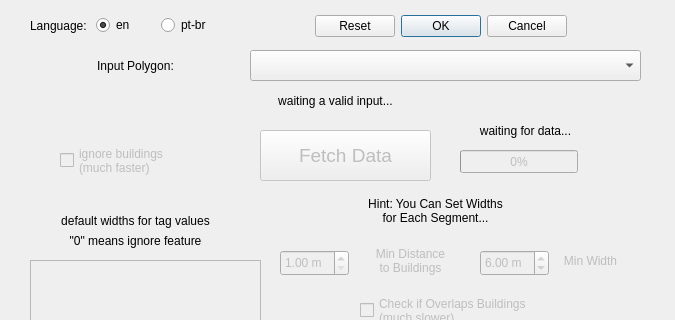
Old version of the form osm_sidewalkreator_dialog_base.ui in the repository kauevestena/osm_sidewalkreator; both pictures show x 0 to 675 and y 0 to 320 of the 675 by 663 pixel window.
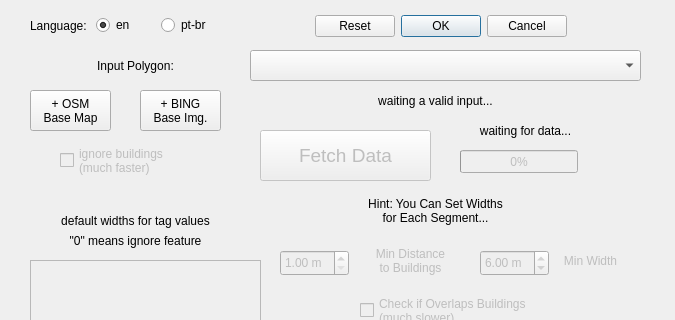
New version of the form. Custom widgets are drawn as their Qt base class.

Commit message: basemaps buttons

Diff of the .ui file:
```diff
--- a/osm_sidewalkreator_dialog_base.ui
+++ b/osm_sidewalkreator_dialog_base.ui
@@ -171,7 +171,7 @@
   <widget class="QLabel" name="input_status">
    <property name="geometry">
     <rect>
-     <x>220</x>
+     <x>320</x>
      <y>90</y>
      <width>231</width>
      <height>21</height>
@@ -655,6 +655,34 @@
     <set>Qt::AlignCenter</set>
    </property>
   </widget>
+  <widget class="QPushButton" name="add_osm_basemap">
+   <property name="geometry">
+    <rect>
+     <x>30</x>
+     <y>90</y>
+     <width>81</width>
+     <height>41</height>
+    </rect>
+   </property>
+   <property name="text">
+    <string>+ OSM
+Base Map</string>
+   </property>
+  </widget>
+  <widget class="QPushButton" name="add_bing_base">
+   <property name="geometry">
+    <rect>
+     <x>140</x>
+     <y>90</y>
+     <width>81</width>
+     <height>41</height>
+    </rect>
+   </property>
+   <property name="text">
+    <string>+ BING
+Base Img.</string>
+   </property>
+  </widget>
  </widget>
  <customwidgets>
   <customwidget>
```
The commit also changes 3 other files.
